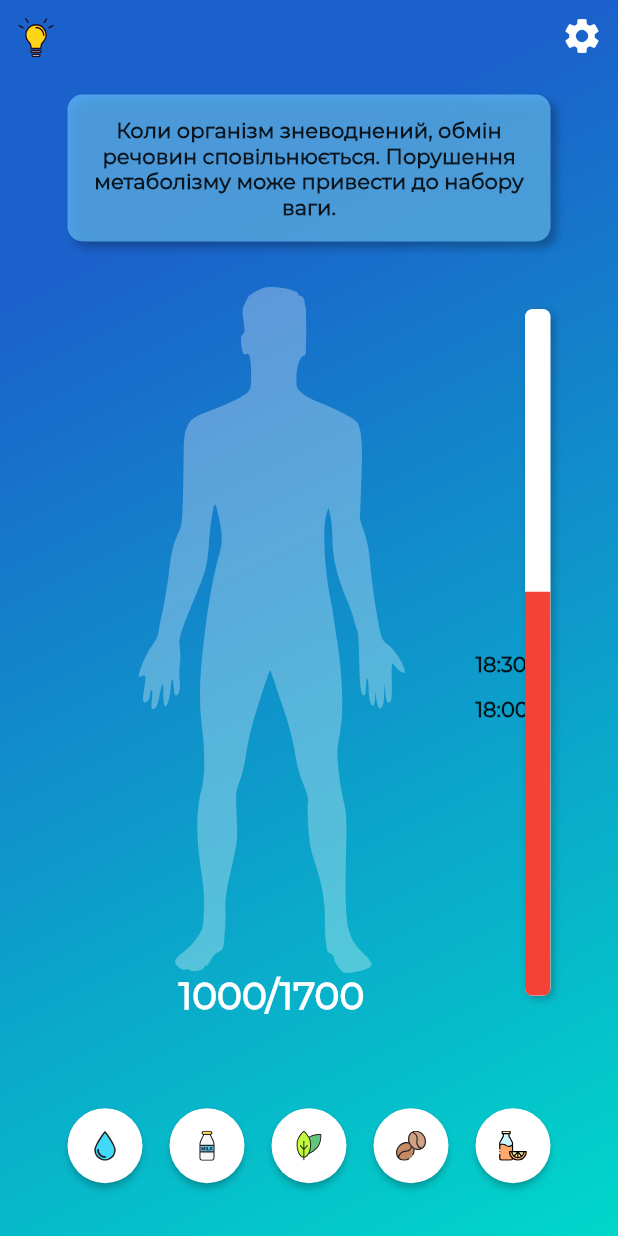
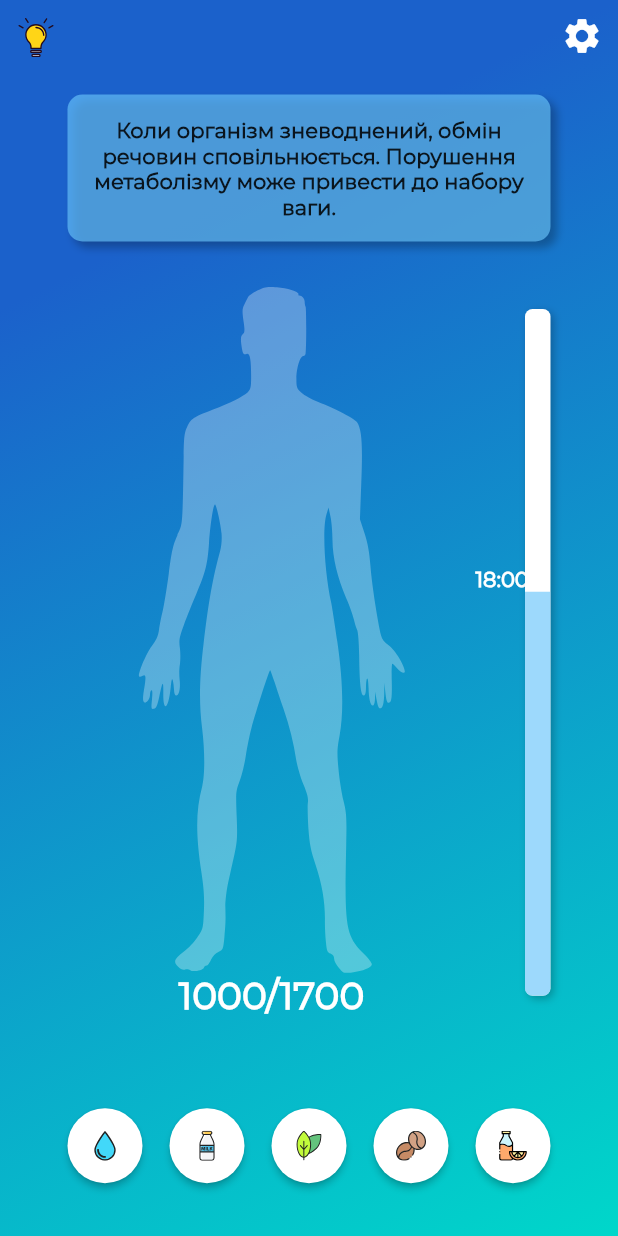
Before and after one commit to Vadagon/waterApp, a Flutter app: the screen it shows after launch, after a tap on "add", on a phone screen of 412 x 824 dp. Run offline on Flutter 3.47's test engine with Material 2 defaults, Android fonts, the light colour scheme and no system bars; our stand-ins replace carousel_slider, firebase_core, flutter_svg, sembast; missing offline and left inert: direct_select; accounts and stored records are empty; project files that could hold a hidden picture were left out.

Commit message:
Bar update time position

```diff
--- a/lib/pages/home/home.dart
+++ b/lib/pages/home/home.dart
@@ -1,6 +1,7 @@
 import 'package:flutter/material.dart';
 import 'package:flutter_svg/flutter_svg.dart';
-
+// ignore: unused_import
+import 'package:intl/intl.dart';
 import 'overlaySlider.dart';
 
 class HomeRoute extends StatefulWidget {
@@ -27,25 +28,28 @@ class HomeState extends State<HomeRoute> {
   @override
   initState() {
     print(user);
-    //  WidgetsBinding.instance.addPostFrameCallback(_afterLayout);
+
     // num dailyQuota = waterCalculator(user);
     // print(user['quota']);
 
     super.initState();
     // SystemChrome.setEnabledSystemUIOverlays([SystemUiOverlay.top]);
   }
+  DateTime now = DateTime.now();
 
   double btnHeight = 46;
   var todayDrunked = 0;
-
+  double persentFillBar;
+  double avatarBarHeight;
   @override
   Widget build(BuildContext context) {
     Size contextSize = MediaQuery.of(context).size;
     EdgeInsets padding = MediaQuery.of(context).padding;
-    double avatarBarHeight = contextSize.height / 1.8;
+    avatarBarHeight = contextSize.height / 1.8;
     double filledStatusBar = (todayDrunked / user['quota']) * 100;
-    double persentFillBar = (avatarBarHeight * filledStatusBar) / 100;
+    persentFillBar = (avatarBarHeight * filledStatusBar) / 100;
     print(persentFillBar);
+
     return Scaffold(
       backgroundColor: Color(0xFF1B61CB),
       body: SafeArea(
@@ -152,20 +156,7 @@ class HomeState extends State<HomeRoute> {
                           // color: Colors.red,
                           child: Stack(
                             children: [
-                              Positioned(
-                                top: avatarBarHeight - 200,
-                                child: Text(
-                                  '18:00',
-                                  style: Theme.of(context).textTheme.bodyText2,
-                                ),
-                              ),
-                              Positioned(
-                                top: avatarBarHeight - 230,
-                                child: Text(
-                                  '18:30',
-                                  style: Theme.of(context).textTheme.bodyText2,
-                                ),
-                              ),
+                              _generateTimeDrinks(context,now ),
                               Positioned(
                                 left: 33,
                                 child: Container(
@@ -186,13 +177,15 @@ class HomeState extends State<HomeRoute> {
                                   child: Stack(
                                     children: [
                                       Positioned(
-                                          bottom: 0,
-                                          height: persentFillBar,
-                                          width: 17,
-                                          left: 0,
-                                          child: Container(
-                                            color: Colors.red,
-                                          ))
+                                        bottom: 0,
+                                        height: persentFillBar,
+                                        width: 17,
+                                        left: 0,
+                                        child: Container(
+                                          color: Color(0xA668C4FB),
+                                          child: _generateDrinks(),
+                                        ),
+                                      ),
                                     ],
                                   ),
                                 ),
@@ -260,19 +253,6 @@ class HomeState extends State<HomeRoute> {
                             'Juice',
                           ),
                         ),
-                        //     Container(
-                        // key: _key1,
-                        // child: btnAddWater(
-                        //   context,
-                        //   'assets/img/milk.svg',
-                        //   _getPositions(_key1),
-                        // ),
-                        // ),
-                        // btnAddWater(context, 'assets/img/milk.svg', [100, 50]),
-                        // btnAddWater(context, 'assets/img/tea.svg', [200, 50]),
-                        // btnAddWater(
-                        //     context, 'assets/img/coffee.svg', [300, 50]),
-                        // btnAddWater(context, 'assets/img/juice.svg', [400, 50]),
                       ],
                     ),
                   ),
@@ -285,12 +265,15 @@ class HomeState extends State<HomeRoute> {
     );
   }
 
+  List pointsBar = [0];
   void _getBarData(ml) {
     print(ml);
     setState(() {
       todayDrunked += ml;
+      pointsBar.add(todayDrunked);
     });
-    print(todayDrunked.toString() + ' todayDrunked');
+
+    print(pointsBar);
   }
 
   dynamic _getPositions(keyS) {
@@ -327,4 +310,47 @@ class HomeState extends State<HomeRoute> {
       shape: CircleBorder(),
     );
   }
+
+  _generateDrinks() {
+    print(pointsBar);
+    return new Stack(
+      children: [
+        for (var item in pointsBar)
+         new Positioned(
+            bottom:
+                (avatarBarHeight * ((item.toDouble() / user['quota']) * 100)) /
+                    100,
+            child: item==0?Text(''):Container(
+              width: 17,
+              height: 2,
+              color: Colors.white,
+            ),
+          ),
+      ],
+    );
+  }
+  _generateTimeDrinks(context, time) {
+  String formattedDate = now.second.toString();
+  // DateFormat.Hm().format(now) + ":" +
+  List timeArr = [now];
+  timeArr.add(time);
+  print(timeArr);
+  int index = 0;
+  return new Stack(
+    children: [
+        for (var item in pointsBar)
+         Positioned(
+         bottom:
+                (avatarBarHeight * ((item.toDouble() / user['quota']) * 100)) /
+                    100,
+        child: Text(
+          item==0?'': '18:00',
+          style: Theme.of(context).textTheme.bodyText2.copyWith(
+                color: Colors.white,
+                fontWeight: FontWeight.bold),
+        ),
+      ),
+    ],
+  );
 }
+}
```
